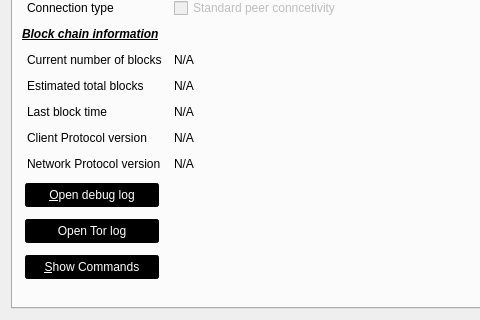
Qt form src/qt/forms/rpcconsole.ui (mammix2/boostcoin-core) before a commit; both pictures show x 0 to 480 and y 276 to 596 of the 740 by 596 pixel window.
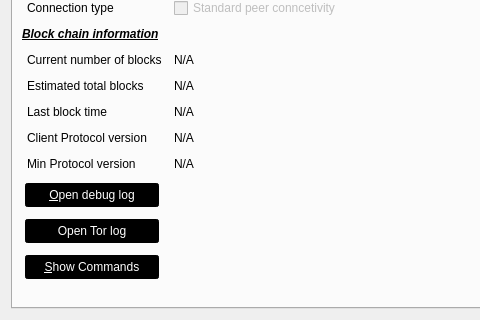
The same form after that commit. Icons and pictures are not drawn.

The edit to the form file:
```diff
--- a/src/qt/forms/rpcconsole.ui
+++ b/src/qt/forms/rpcconsole.ui
@@ -87,7 +87,7 @@
        <item row="15" column="0">
         <widget class="QLabel" name="label_15">
          <property name="text">
-          <string>Network Protocol version</string>
+          <string>Min Protocol version</string>
          </property>
          <property name="indent">
           <number>5</number>
```
